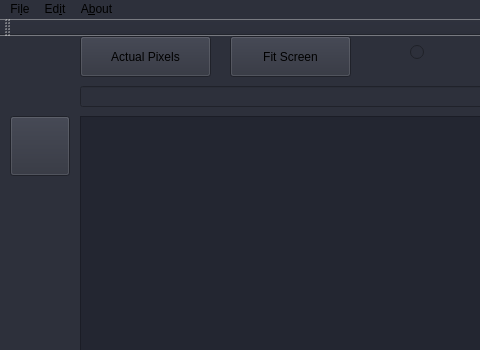
GremSnoort/RexPhotoshop2017, file mainwindow.ui: the form before one commit; both pictures show x 0 to 480 and y 0 to 350 of the 1168 by 961 pixel window.
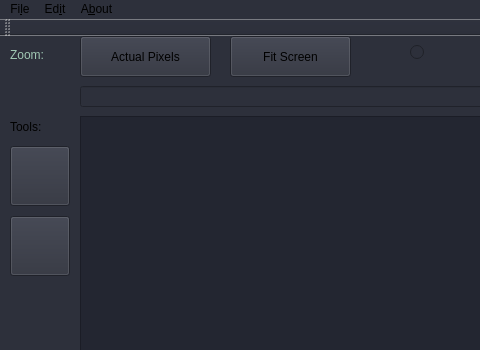
The form after the commit.

Diff of the .ui file:
```diff
--- a/mainwindow.ui
+++ b/mainwindow.ui
@@ -165,30 +165,85 @@
       <string/>
      </property>
     </widget>
+    <widget class="QLabel" name="label_2">
+     <property name="geometry">
+      <rect>
+       <x>10</x>
+       <y>10</y>
+       <width>59</width>
+       <height>18</height>
+      </rect>
+     </property>
+     <property name="styleSheet">
+      <string notr="true">color: rgb(160, 200, 180);
+font: 75 12pt &quot;Misc Fixed&quot;;</string>
+     </property>
+     <property name="text">
+      <string>Zoom:</string>
+     </property>
+    </widget>
    </widget>
    <widget class="QPushButton" name="pushButton_Zoom">
     <property name="geometry">
      <rect>
       <x>10</x>
+      <y>110</y>
+      <width>60</width>
+      <height>60</height>
+     </rect>
+    </property>
+    <property name="minimumSize">
+     <size>
+      <width>60</width>
+      <height>60</height>
+     </size>
+    </property>
+    <property name="maximumSize">
+     <size>
+      <width>60</width>
+      <height>60</height>
+     </size>
+    </property>
+    <property name="text">
+     <string/>
+    </property>
+   </widget>
+   <widget class="QPushButton" name="pushButton_FillAll">
+    <property name="geometry">
+     <rect>
+      <x>10</x>
+      <y>180</y>
+      <width>60</width>
+      <height>60</height>
+     </rect>
+    </property>
+    <property name="minimumSize">
+     <size>
+      <width>60</width>
+      <height>60</height>
+     </size>
+    </property>
+    <property name="maximumSize">
+     <size>
+      <width>60</width>
+      <height>60</height>
+     </size>
+    </property>
+    <property name="text">
+     <string/>
+    </property>
+   </widget>
+   <widget class="QLabel" name="Tools">
+    <property name="geometry">
+     <rect>
+      <x>10</x>
       <y>80</y>
-      <width>60</width>
-      <height>60</height>
+      <width>59</width>
+      <height>21</height>
      </rect>
     </property>
-    <property name="minimumSize">
-     <size>
-      <width>60</width>
-      <height>60</height>
-     </size>
-    </property>
-    <property name="maximumSize">
-     <size>
-      <width>60</width>
-      <height>60</height>
-     </size>
-    </property>
     <property name="text">
-     <string/>
+     <string>Tools:</string>
     </property>
    </widget>
   </widget>
```
